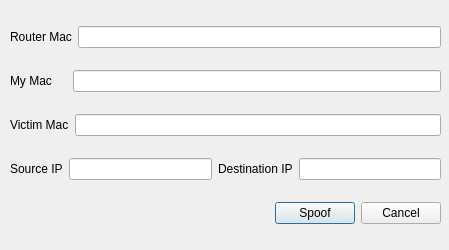
The window that yummyKitTool/falsify.ui (yummyHit/yummyKit) describes before a commit, drawn with Qt 5.
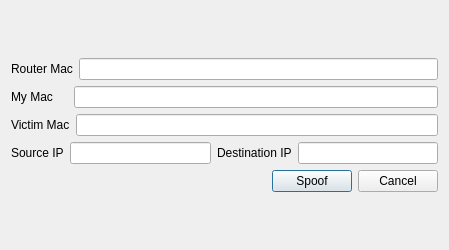
The same window after the commit.

Diff of the .ui file:
```diff
--- a/yummyKitTool/falsify.ui
+++ b/yummyKitTool/falsify.ui
@@ -13,15 +13,8 @@
   <property name="windowTitle">
    <string>Spoofing</string>
   </property>
-  <widget class="QWidget" name="">
-   <property name="geometry">
-    <rect>
-     <x>10</x>
-     <y>10</y>
-     <width>431</width>
-     <height>231</height>
-    </rect>
-   </property>
+  <layout class="QGridLayout" name="gridLayout">
+   <item row="0" column="0">
    <layout class="QVBoxLayout" name="verticalLayout">
     <item>
      <layout class="QHBoxLayout" name="horizontalLayout">
@@ -137,7 +130,8 @@
      </layout>
     </item>
    </layout>
-  </widget>
+   </item>
+  </layout>
  </widget>
  <resources/>
  <connections/>
```
Lines whose indentation alone changed are shown as unchanged.
